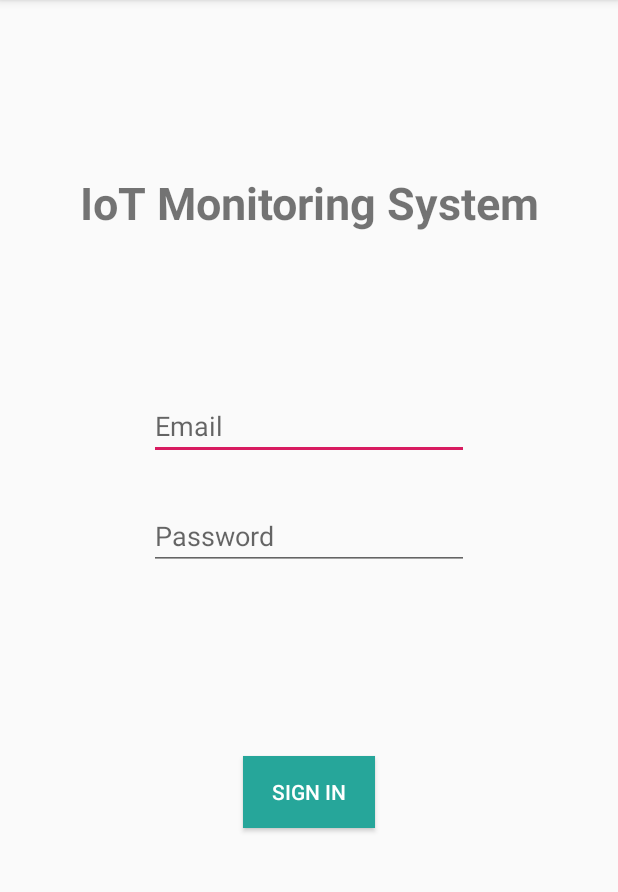
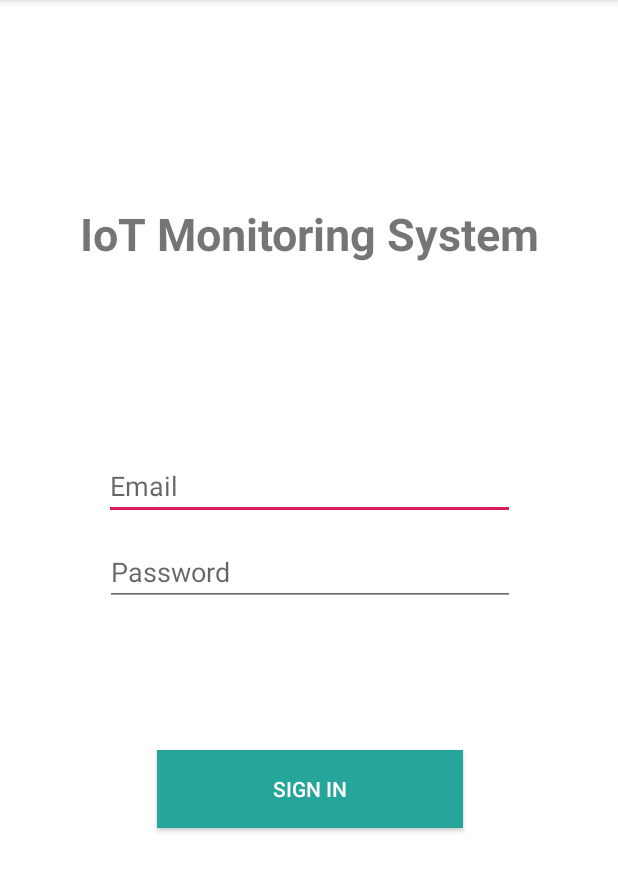
Before and after one commit to shervinf1/DaNanny-Android, an Android app: the screen it shows after launch (Login), on a phone screen of 412 x 824 dp, the part 84-976 px from its top. Run offline under Robolectric (Android 15) with nearby library versions, the light colour scheme and no system bars.

```diff
--- a/app/src/main/res/layout/activity_login.xml
+++ b/app/src/main/res/layout/activity_login.xml
@@ -4,15 +4,16 @@
     xmlns:tools="http://schemas.android.com/tools"
     android:layout_width="match_parent"
     android:layout_height="match_parent"
+    android:background="@color/cardview_light_background"
     tools:context=".Login">
 
     <EditText
         android:id="@+id/editText"
-        android:layout_width="wrap_content"
-        android:layout_height="wrap_content"
+        android:layout_width="274dp"
+        android:layout_height="43dp"
         android:layout_marginStart="8dp"
         android:layout_marginEnd="8dp"
-        android:layout_marginBottom="28dp"
+        android:layout_marginBottom="12dp"
         android:ems="10"
         android:hint="Email"
         android:inputType="textEmailAddress"
@@ -22,11 +23,11 @@
 
     <EditText
         android:id="@+id/editText2"
-        android:layout_width="wrap_content"
-        android:layout_height="wrap_content"
+        android:layout_width="273dp"
+        android:layout_height="45dp"
         android:layout_marginStart="8dp"
         android:layout_marginEnd="8dp"
-        android:layout_marginBottom="124dp"
+        android:layout_marginBottom="96dp"
         android:ems="10"
         android:hint="Password"
         android:inputType="textPassword"
@@ -36,8 +37,8 @@
 
     <Button
         android:id="@+id/button"
-        android:layout_width="wrap_content"
-        android:layout_height="wrap_content"
+        android:layout_width="204dp"
+        android:layout_height="52dp"
         android:layout_marginStart="8dp"
         android:layout_marginEnd="8dp"
         android:layout_marginBottom="216dp"
```
Also changed, not shown: app/src/main/java/com/example/dananny/MainActivity.java (+24 -11 lines), app/src/main/java/com/example/dananny/Measurements.java (+5 -5 lines), app/src/main/java/com/example/dananny/TimeManager.java (+48 -0 lines).
